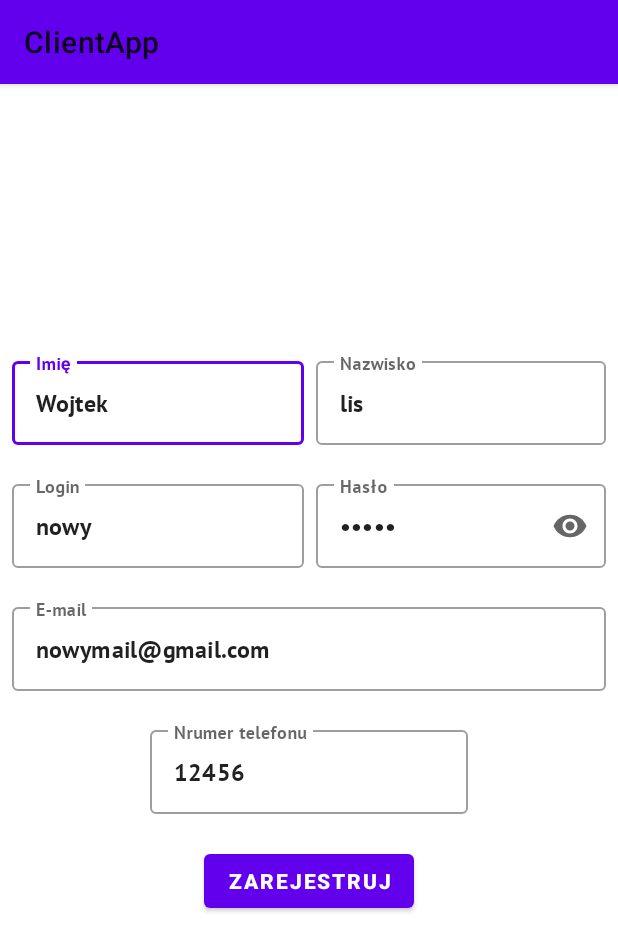
After one commit to liscypis/Taxi_system, an Android app: the RegisterActivity screen opened directly, with no data from a screen before it, on a phone screen of 412 x 824 dp. The commit adds this screen. Shown: the top 951 px of the screen. Run offline under Robolectric (Android 15) with nearby library versions, the phone set to English and light mode, and no system bars.

Commit message:
added registration

```diff
--- a/ClientApp/app/src/main/AndroidManifest.xml
+++ b/ClientApp/app/src/main/AndroidManifest.xml
@@ -5,13 +5,14 @@
     <uses-permission android:name="android.permission.INTERNET" />
 
     <application
-        android:usesCleartextTraffic="true"
         android:allowBackup="true"
         android:icon="@mipmap/ic_launcher"
         android:label="@string/app_name"
         android:roundIcon="@mipmap/ic_launcher_round"
         android:supportsRtl="true"
-        android:theme="@style/AppTheme">
+        android:theme="@style/AppTheme"
+        android:usesCleartextTraffic="true">
+        <activity android:name=".activities.RegisterActivity"></activity>
         <activity android:name=".activities.LoginActivity">
             <intent-filter>
                 <action android:name="android.intent.action.MAIN" />
@@ -19,6 +20,7 @@
                 <category android:name="android.intent.category.LAUNCHER" />
             </intent-filter>
         </activity>
+
         <meta-data
             android:name="preloaded_fonts"
             android:resource="@array/preloaded_fonts" />
--- a/ClientApp/app/src/main/java/com/lisowski/clientapp/API/ApiClient.kt
+++ b/ClientApp/app/src/main/java/com/lisowski/clientapp/API/ApiClient.kt
@@ -1,5 +1,6 @@
 package com.lisowski.clientapp.API
 
+import com.google.gson.GsonBuilder
 import com.lisowski.clientapp.Constants
 import retrofit2.Retrofit
 import retrofit2.converter.gson.GsonConverterFactory
@@ -11,9 +12,11 @@ class ApiClient {
 
         // Initialize ApiService if not initialized yet
         if (!::apiService.isInitialized) {
+            val gson = GsonBuilder().setLenient().create()
+
             val retrofit = Retrofit.Builder()
                 .baseUrl(Constants.BASE_URL)
-                .addConverterFactory(GsonConverterFactory.create())
+                .addConverterFactory(GsonConverterFactory.create(gson))
                 .build()
 
             apiService = retrofit.create(ApiService::class.java)
--- a/ClientApp/app/src/main/java/com/lisowski/clientapp/API/ApiService.kt
+++ b/ClientApp/app/src/main/java/com/lisowski/clientapp/API/ApiService.kt
@@ -3,9 +3,10 @@ package com.lisowski.clientapp.API
 import com.lisowski.clientapp.Constants
 import com.lisowski.clientapp.models.LoginRequest
 import com.lisowski.clientapp.models.LoginResponse
+import com.lisowski.clientapp.models.Message
+import com.lisowski.clientapp.models.RegisterRequest
 import retrofit2.Call
 import retrofit2.http.Body
-import retrofit2.http.FormUrlEncoded
 import retrofit2.http.Headers
 import retrofit2.http.POST
 
@@ -13,4 +14,7 @@ interface ApiService {
 
     @POST(Constants.LOGIN_URL)
     fun login(@Body request: LoginRequest): Call<LoginResponse>
+
+    @POST(Constants.REGISTER_URL)
+    fun register(@Body request: RegisterRequest): Call<String>
 }
--- a/ClientApp/app/src/main/java/com/lisowski/clientapp/Constants.kt
+++ b/ClientApp/app/src/main/java/com/lisowski/clientapp/Constants.kt
@@ -5,6 +5,6 @@ object Constants {
     // Endpoints
     const val BASE_URL = "http://192.168.8.108:8081/api/"
     const val LOGIN_URL = "auth/signin"
-    const val POSTS_URL = "posts"
+    const val REGISTER_URL = "auth/signup"
 
 }
--- /dev/null
+++ b/ClientApp/app/src/main/java/com/lisowski/clientapp/models/Message.kt
@@ -0,0 +1,4 @@
+package com.lisowski.clientapp.models
+
+data class Message(val message: String) {
+}
--- /dev/null
+++ b/ClientApp/app/src/main/res/layout/activity_register.xml
@@ -0,0 +1,171 @@
+<?xml version="1.0" encoding="utf-8"?>
+<androidx.constraintlayout.widget.ConstraintLayout xmlns:android="http://schemas.android.com/apk/res/android"
+    xmlns:app="http://schemas.android.com/apk/res-auto"
+    xmlns:tools="http://schemas.android.com/tools"
+    android:layout_width="match_parent"
+    android:layout_height="match_parent"
+    tools:context=".activities.RegisterActivity">
+
+
+    <Button
+        android:id="@+id/registerBnt"
+        android:layout_width="wrap_content"
+        android:layout_height="wrap_content"
+        android:text="@string/singup"
+        android:textStyle="bold"
+        app:layout_constraintEnd_toEndOf="parent"
+        app:layout_constraintStart_toStartOf="parent"
+        app:layout_constraintTop_toBottomOf="@+id/registerPhoneInput" />
+
+    <com.google.android.material.textfield.TextInputLayout
+        android:id="@+id/registerNameInput"
+        style="@style/Widget.MaterialComponents.TextInputLayout.OutlinedBox"
+        android:layout_width="0dp"
+        android:layout_height="wrap_content"
+        android:layout_marginStart="8dp"
+        android:layout_marginEnd="4dp"
+        app:helperText=" "
+        app:helperTextEnabled="true"
+        app:layout_constraintBottom_toBottomOf="@+id/registerSurnameInput"
+        app:layout_constraintEnd_toStartOf="@+id/guideline2"
+        app:layout_constraintStart_toStartOf="parent">
+
+        <com.google.android.material.textfield.TextInputEditText
+            android:layout_width="match_parent"
+            android:layout_height="wrap_content"
+            android:fontFamily="@font/pt_sans_bold"
+            android:hint="Imię"
+            android:text="Wojtek" />
+    </com.google.android.material.textfield.TextInputLayout>
+
+    <com.google.android.material.textfield.TextInputLayout
+        android:id="@+id/registerSurnameInput"
+        style="@style/Widget.MaterialComponents.TextInputLayout.OutlinedBox"
+        android:layout_width="0dp"
+        android:layout_height="wrap_content"
+        android:layout_marginStart="4dp"
+        android:layout_marginEnd="8dp"
+        app:helperText=" "
+        app:helperTextEnabled="true"
+        app:layout_constraintBottom_toTopOf="@+id/registerUserNameInput"
+        app:layout_constraintEnd_toEndOf="parent"
+        app:layout_constraintStart_toStartOf="@+id/guideline2">
+
+        <com.google.android.material.textfield.TextInputEditText
+            android:layout_width="match_parent"
+            android:layout_height="wrap_content"
+            android:fontFamily="@font/pt_sans_bold"
+            android:hint="Nazwisko"
+            android:text="lis" />
+    </com.google.android.material.textfield.TextInputLayout>
+
+    <com.google.android.material.textfield.TextInputLayout
+        android:id="@+id/registerPasswordInput"
+        style="@style/Widget.MaterialComponents.TextInputLayout.OutlinedBox"
+        android:layout_width="0dp"
+        android:layout_height="wrap_content"
+        android:layout_marginStart="4dp"
+        android:layout_marginEnd="8dp"
+        app:endIconMode="password_toggle"
+        app:helperText=" "
+        app:helperTextEnabled="true"
+        app:layout_constraintBottom_toTopOf="@+id/registerEmailInput"
+        app:layout_constraintEnd_toEndOf="parent"
+        app:layout_constraintStart_toStartOf="@+id/guideline2">
+
+        <com.google.android.material.textfield.TextInputEditText
+            android:layout_width="match_parent"
+            android:layout_height="wrap_content"
+            android:fontFamily="@font/pt_sans_bold"
+            android:hint="Hasło"
+            android:inputType="textPassword"
+            android:text="haslo" />
+    </com.google.android.material.textfield.TextInputLayout>
+
+    <com.google.android.material.textfield.TextInputLayout
+        android:id="@+id/registerUserNameInput"
+        style="@style/Widget.MaterialComponents.TextInputLayout.OutlinedBox"
+        android:layout_width="0dp"
+        android:layout_height="wrap_content"
+        android:layout_marginStart="8dp"
+        android:layout_marginEnd="4dp"
+        app:helperText=" "
+        app:helperTextEnabled="true"
+        app:layout_constraintBottom_toBottomOf="@+id/registerPasswordInput"
+        app:layout_constraintEnd_toStartOf="@+id/guideline2"
+        app:layout_constraintStart_toStartOf="parent">
+
+        <com.google.android.material.textfield.TextInputEditText
+            android:layout_width="match_parent"
+            android:layout_height="wrap_content"
+            android:fontFamily="@font/pt_sans_bold"
+            android:hint="Login"
+            android:text="nowy" />
+    </com.google.android.material.textfield.TextInputLayout>
+
+    <com.google.android.material.textfield.TextInputLayout
+        android:id="@+id/registerEmailInput"
+        style="@style/Widget.MaterialComponents.TextInputLayout.OutlinedBox"
+        android:layout_width="0dp"
+        android:layout_height="wrap_content"
+        android:layout_marginStart="8dp"
+        app:helperText=" "
+        app:helperTextEnabled="true"
+        app:layout_constraintBottom_toBottomOf="parent"
+        app:layout_constraintEnd_toEndOf="@+id/registerPasswordInput"
+        app:layout_constraintStart_toStartOf="parent"
+        app:layout_constraintTop_toTopOf="parent">
+
+        <com.google.android.material.textfield.TextInputEditText
+            android:layout_width="match_parent"
+            android:layout_height="wrap_content"
+            android:fontFamily="@font/pt_sans_bold"
+            android:hint="E-mail"
+            android:inputType="textEmailAddress"
+            android:text="nowymail@gmail.com" />
+    </com.google.android.material.textfield.TextInputLayout>
+
+    <com.google.android.material.textfield.TextInputLayout
+        android:id="@+id/registerPhoneInput"
+        style="@style/Widget.MaterialComponents.TextInputLayout.OutlinedBox"
+        android:layout_width="0dp"
+        android:layout_height="wrap_content"
+        android:layout_marginStart="100dp"
+        android:layout_marginEnd="100dp"
+        app:helperText=" "
+        app:helperTextEnabled="true"
+        app:layout_constraintEnd_toEndOf="parent"
+        app:layout_constraintStart_toStartOf="parent"
+        app:layout_constraintTop_toBottomOf="@+id/registerEmailInput">
+
+        <com.google.android.material.textfield.TextInputEditText
+            android:layout_width="match_parent"
+            android:layout_height="wrap_content"
+            android:fontFamily="@font/pt_sans_bold"
+            android:hint="Nrumer telefonu"
+            android:inputType="phone"
+            android:maxLength="9"
+            android:text="12456" />
+    </com.google.android.material.textfield.TextInputLayout>
+
+    <TextView
+        android:id="@+id/errorRegisterTV"
+        android:layout_width="wrap_content"
+        android:layout_height="wrap_content"
+        android:fontFamily="@font/pt_sans_bold"
+        android:textColor="#E80606"
+        android:textSize="18sp"
+        android:textStyle="bold"
+        app:layout_constraintBottom_toTopOf="@+id/registerSurnameInput"
+        app:layout_constraintEnd_toEndOf="parent"
+        app:layout_constraintStart_toStartOf="parent" />
+
+    <androidx.constraintlayout.widget.Guideline
+        android:id="@+id/guideline2"
+        android:layout_width="wrap_content"
+        android:layout_height="wrap_content"
+        android:orientation="vertical"
+        app:layout_constraintGuide_percent="0.50121653" />
+
+
+</androidx.constraintlayout.widget.ConstraintLayout>
--- a/ClientApp/app/src/main/res/values/strings.xml
+++ b/ClientApp/app/src/main/res/values/strings.xml
@@ -1,4 +1,5 @@
 <resources>
     <string name="app_name">ClientApp</string>
     <string name="login">Zaloguj</string>
+    <string name="singup">Zarejestruj</string>
 </resources>
```
Also changed, not shown: ClientApp/app/src/main/java/com/lisowski/clientapp/Utils/ExtensionFunction.kt (added, +7 -0 lines), ClientApp/app/src/main/java/com/lisowski/clientapp/activities/LoginActivity.kt (+15 -3 lines), ClientApp/app/src/main/java/com/lisowski/clientapp/activities/RegisterActivity.kt (added, +132 -0 lines), ClientApp/app/src/main/java/com/lisowski/clientapp/models/RegisterRequest.kt (added, +21 -0 lines).
